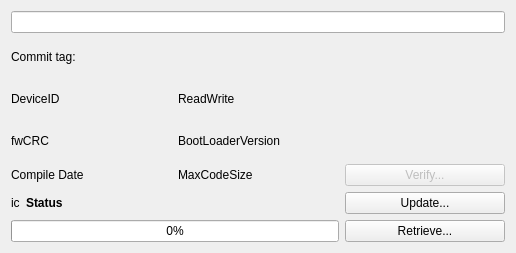
Before: the Qt Designer form ground/openpilotgcs/src/plugins/uploader/devicewidget.ui in openpilot/OpenPilot, drawn with Qt 5.
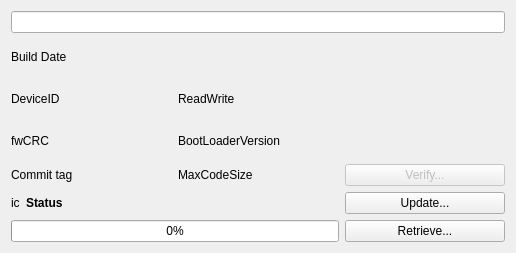
After: the same form once the commit is applied.

```diff
--- a/ground/openpilotgcs/src/plugins/uploader/devicewidget.ui
+++ b/ground/openpilotgcs/src/plugins/uploader/devicewidget.ui
@@ -137,17 +137,17 @@
        </item>
       </layout>
      </item>
-     <item row="6" column="0">
+     <item row="3" column="0" colspan="2">
       <widget class="QLabel" name="buildDate">
        <property name="text">
-        <string>Compile Date</string>
+        <string>Build Date</string>
        </property>
       </widget>
      </item>
-     <item row="3" column="0" colspan="2">
+     <item row="6" column="0">
       <widget class="QLabel" name="commitTag">
        <property name="text">
-        <string>Commit tag:</string>
+        <string>Commit tag</string>
        </property>
       </widget>
      </item>
```
